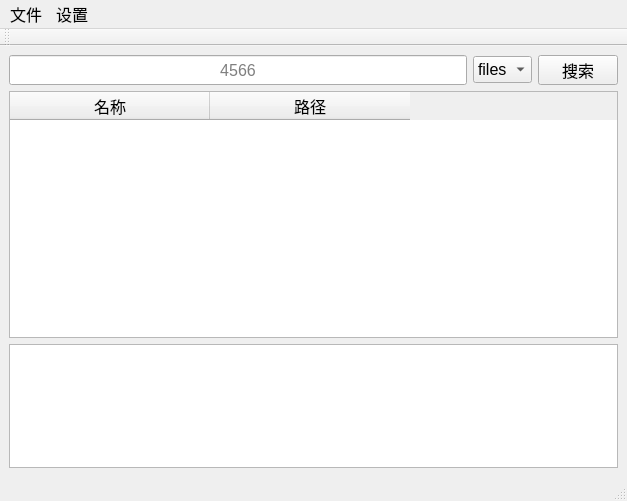
Above: gui/mainWindow.ui from leowzz/udisk_tool before the change. Below: the same form after it.
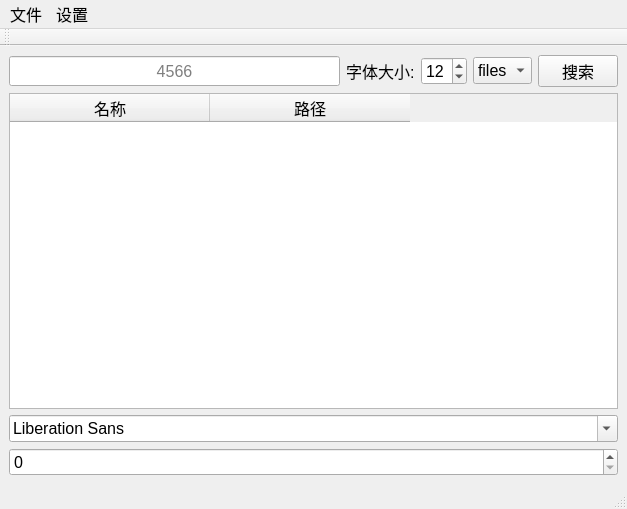
That is the form after the change.

Commit message: 实现更改字体和字体大小方法 但字体设置窗口初始不是当前字体状态

```diff
--- a/gui/mainWindow.ui
+++ b/gui/mainWindow.ui
@@ -8,7 +8,7 @@
     <x>0</x>
     <y>0</y>
     <width>627</width>
-    <height>501</height>
+    <height>509</height>
    </rect>
   </property>
   <property name="font">
@@ -51,6 +51,20 @@
           </property>
          </widget>
         </item>
+        <item>
+         <widget class="QLabel" name="label">
+          <property name="text">
+           <string>字体大小:</string>
+          </property>
+         </widget>
+        </item>
+        <item>
+         <widget class="QSpinBox" name="fontSize">
+          <property name="value">
+           <number>12</number>
+          </property>
+         </widget>
+        </item>
         <item>
          <widget class="QComboBox" name="comboBox">
           <property name="currentText">
@@ -89,7 +103,7 @@
        </layout>
       </item>
       <item>
-       <layout class="QVBoxLayout" name="verticalLayout">
+       <layout class="QVBoxLayout" name="verticalLayout" stretch="0,0">
         <item>
          <widget class="QTableWidget" name="tableWidget">
           <property name="sizePolicy">
@@ -147,39 +161,21 @@
          </widget>
         </item>
         <item>
-         <widget class="QTextEdit" name="textEdit">
-          <property name="sizePolicy">
-           <sizepolicy hsizetype="Expanding" vsizetype="Expanding">
-            <horstretch>0</horstretch>
-            <verstretch>1</verstretch>
-           </sizepolicy>
-          </property>
-          <property name="minimumSize">
-           <size>
-            <width>0</width>
-            <height>20</height>
-           </size>
-          </property>
-          <property name="maximumSize">
-           <size>
-            <width>16777212</width>
-            <height>3204</height>
-           </size>
-          </property>
-          <property name="baseSize">
-           <size>
-            <width>0</width>
-            <height>0</height>
-           </size>
-          </property>
-          <property name="html">
-           <string>&lt;!DOCTYPE HTML PUBLIC &quot;-//W3C//DTD HTML 4.0//EN&quot; &quot;http://www.w3.org/TR/REC-html40/strict.dtd&quot;&gt;
-&lt;html&gt;&lt;head&gt;&lt;meta name=&quot;qrichtext&quot; content=&quot;1&quot; /&gt;&lt;style type=&quot;text/css&quot;&gt;
-p, li { white-space: pre-wrap; }
-&lt;/style&gt;&lt;/head&gt;&lt;body style=&quot; font-family:'Microsoft YaHei UI'; font-size:12pt; font-weight:400; font-style:normal;&quot;&gt;
-&lt;p style=&quot;-qt-paragraph-type:empty; margin-top:0px; margin-bottom:0px; margin-left:0px; margin-right:0px; -qt-block-indent:0; text-indent:0px;&quot;&gt;&lt;br /&gt;&lt;/p&gt;&lt;/body&gt;&lt;/html&gt;</string>
-          </property>
-         </widget>
+         <layout class="QGridLayout" name="gridLayout" rowstretch="0,0,0" columnstretch="0" rowminimumheight="0,0,0" columnminimumwidth="0">
+          <item row="1" column="0">
+           <widget class="QSpinBox" name="spinBox">
+            <property name="sizePolicy">
+             <sizepolicy hsizetype="Minimum" vsizetype="Fixed">
+              <horstretch>0</horstretch>
+              <verstretch>0</verstretch>
+             </sizepolicy>
+            </property>
+           </widget>
+          </item>
+          <item row="0" column="0">
+           <widget class="QFontComboBox" name="fontComboBox"/>
+          </item>
+         </layout>
         </item>
        </layout>
       </item>
```
Left out of the diff: 6 changed lines with no effect on the pictures. The commit also changes 3 other files.
